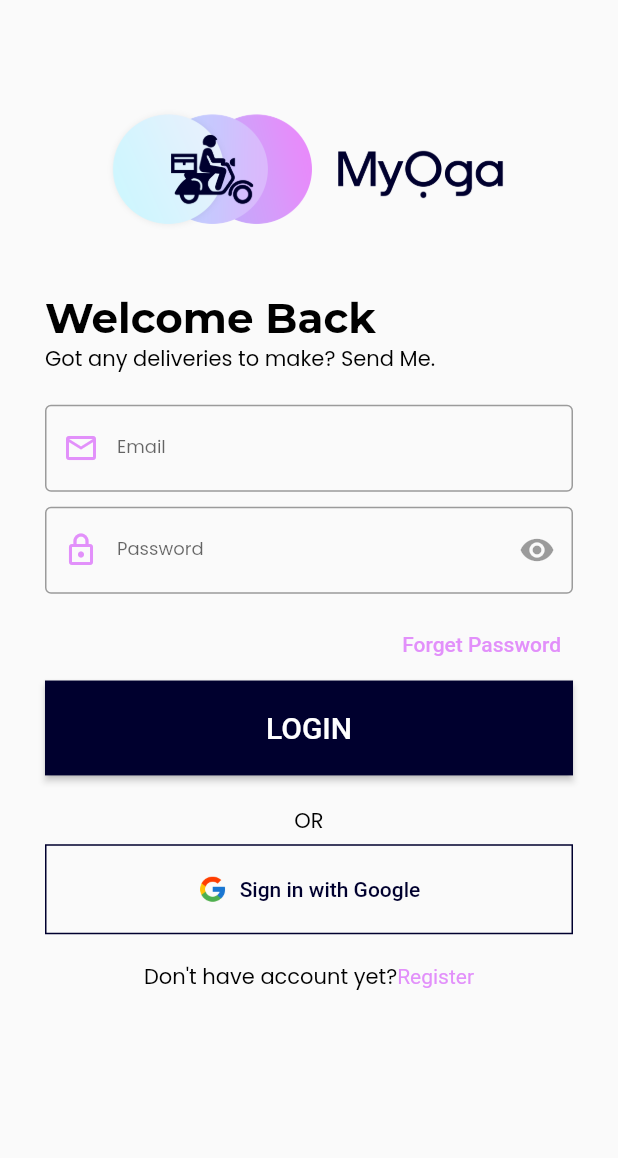
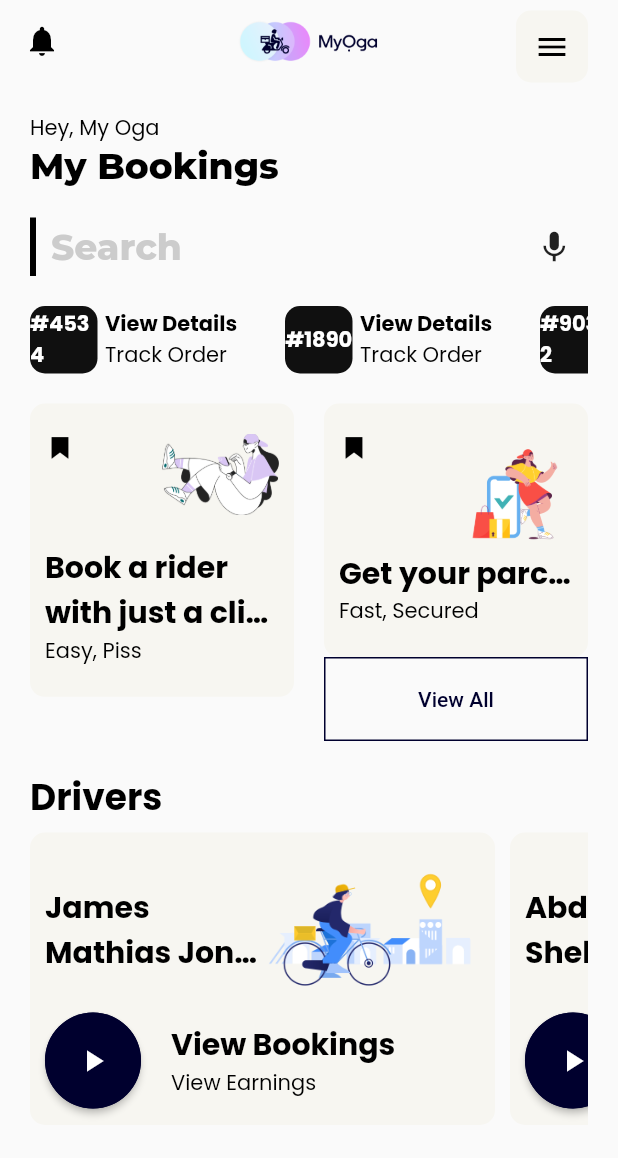
Before and after one commit to softontechsolution/myoga, a Flutter app: the LoginScreen screen opened directly, after a tap on "LOGIN", on a phone screen of 412 x 824 dp. Shown: the top 1158 px of the screen. Run offline on Flutter 3.47's test engine with Material 2 defaults, Android fonts, the phone set to English and light mode, and no system bars; our stand-ins replace cloud_firestore, firebase_auth, firebase_core, flutter_otp_text_field, get, google_fonts and 2 more; missing offline and left inert: otp_timer_button; accounts and stored records are empty.

Commit message:
Dashboard Screen Added

```diff
--- a/lib/constants/image_strings.dart
+++ b/lib/constants/image_strings.dart
@@ -14,3 +14,12 @@ const String moWelcomeLogo = "assets/images/myogaIcon3.png";
 //login Screen Image
 const String moGoogleLogo = "assets/icons/google.png";
 const String moLoginImage = "assets/images/myogaIcon1.png";
+
+//Banner Images
+const String moBannerOne = "assets/images/banner1.png";
+const String moBannerTwo = "assets/images/banner2.png";
+const String moBannerThree = "assets/images/banner3.png";
+const String moBannerFour = "assets/images/banner4.png";
+const String moBannerFive = "assets/images/banner5.png";
+const String moBannerSix = "assets/images/banner6.png";
+const String moBookmark = "assets/icons/bookmark.png";
--- /dev/null
+++ b/lib/services/models/dashboard/categories_model.dart
@@ -0,0 +1,18 @@
+import 'package:flutter/material.dart';
+
+class DashboardCategoriesModel{
+  final String title;
+  final String heading;
+  final String subheading;
+  final VoidCallback? onPress;
+
+  DashboardCategoriesModel(this.title, this.heading, this.subheading, this.onPress);
+
+  static List<DashboardCategoriesModel> list = [
+    DashboardCategoriesModel("#4534", "View Details", "Track Order", null),
+    DashboardCategoriesModel("#1890", "View Details", "Track Order", null),
+    DashboardCategoriesModel("#9032", "View Details", "Track Order", null),
+    DashboardCategoriesModel("#7689", "View Details", "Track Order", null),
+    DashboardCategoriesModel("#1246", "View Details", "Track Order", null),
+  ];
+}
--- /dev/null
+++ b/lib/services/models/dashboard/drivers_model.dart
@@ -0,0 +1,21 @@
+import 'package:flutter/material.dart';
+
+import '../../../constants/image_strings.dart';
+
+class DashboardDriversModel{
+  final String title;
+  final String heading;
+  final String subheading;
+  final VoidCallback? onPress;
+  final String image;
+
+  DashboardDriversModel(this.title, this.heading, this.subheading, this.onPress, this.image);
+
+  static List<DashboardDriversModel> list = [
+    DashboardDriversModel("James Mathias Jonah", "View Bookings", "View Earnings", null, moBannerThree),
+    DashboardDriversModel("Abdulsalam Shehu", "View Bookings", "View Earnings", null, moBannerFour),
+    DashboardDriversModel("Samson Mathew Samuel", "View Bookings", "View Earnings", null, moBannerFive),
+    DashboardDriversModel("Daniel Lawrence", "View Bookings", "View Earnings", null, moBannerSix),
+    DashboardDriversModel("Prince Emmanuel", "View Bookings", "View Earnings", null, moBannerTwo),
+  ];
+}
--- /dev/null
+++ b/lib/services/views/Dashboard/dashboard.dart
@@ -0,0 +1,50 @@
+import 'package:flutter/material.dart';
+import 'package:myoga/services/views/Dashboard/widget/appbar.dart';
+import 'package:myoga/services/views/Dashboard/widget/banner.dart';
+import 'package:myoga/services/views/Dashboard/widget/categories.dart';
+import 'package:myoga/services/views/Dashboard/widget/drivers.dart';
+import 'package:myoga/services/views/Dashboard/widget/search.dart';
+
+import '../../../constants/colors.dart';
+import '../../../constants/image_strings.dart';
+
+class Dashboard extends StatelessWidget {
+  const Dashboard({Key? key}) : super(key: key);
+
+  @override
+  Widget build(BuildContext context) {
+    final txtTheme = Theme
+        .of(context)
+        .textTheme;
+    return Scaffold(
+      appBar: const DashboardAppBar(),
+      body: SingleChildScrollView(
+        child: Container(
+          padding: const EdgeInsets.all(20.0),
+          child: Column(
+            crossAxisAlignment: CrossAxisAlignment.start,
+            children: [
+              Text("Hey, My Oga", style: txtTheme.bodyText2),
+              Text("My Bookings", style: txtTheme.headline2),
+              const SizedBox(height: 20.0),
+
+
+              DashboardSearchBox(txtTheme: txtTheme),
+              const SizedBox(height: 20.0),
+
+              DashboardCategories(txtTheme: txtTheme),
+              const SizedBox(height: 20.0),
+
+              DashboardBanners(txtTheme: txtTheme),
+              const SizedBox(height: 20.0),
+
+              Text("Drivers",
+                style: txtTheme.headline4?.apply(fontSizeFactor: 1.2),),
+              DashboardDrivers(txtTheme: txtTheme),
+            ],
+          ),
+        ),
+      ),
+    );
+  }
+}
--- /dev/null
+++ b/lib/services/views/Dashboard/widget/appbar.dart
@@ -0,0 +1,33 @@
+import 'package:flutter/material.dart';
+
+import '../../../../constants/colors.dart';
+import '../../../../constants/image_strings.dart';
+
+class DashboardAppBar extends StatelessWidget implements PreferredSizeWidget{
+  const DashboardAppBar({
+    Key? key,
+  }) : super(key: key);
+
+  @override
+  Widget build(BuildContext context) {
+    return AppBar(
+      leading: const Icon(Icons.notifications, color: Colors.black,),
+      title: const Image(image: AssetImage(moLoginImage), height: 40.0),
+      centerTitle: true,
+      elevation: 0,
+      backgroundColor: Colors.transparent,
+      actions: [
+        Container(
+          margin: const EdgeInsets.only(right: 20.0, top: 7.0),
+          decoration: BoxDecoration(
+              borderRadius: BorderRadius.circular(10.0), color: PCardBgColor),
+          child: IconButton(onPressed: () {}, icon: const Icon(Icons.menu)),
+        )
+      ],
+    );
+  }
+
+  @override
+  // TODO: implement preferredSize
+  Size get preferredSize => const Size.fromHeight(55.0);
+}
--- /dev/null
+++ b/lib/services/views/Dashboard/widget/banner.dart
@@ -0,0 +1,94 @@
+import 'package:flutter/material.dart';
+
+import '../../../../constants/colors.dart';
+import '../../../../constants/image_strings.dart';
+
+class DashboardBanners extends StatelessWidget {
+  const DashboardBanners({
+    Key? key,
+    required this.txtTheme,
+  }) : super(key: key);
+
+  final TextTheme txtTheme;
+
+  @override
+  Widget build(BuildContext context) {
+    return Row(
+      crossAxisAlignment: CrossAxisAlignment.start,
+      children: [
+        Expanded(
+          child: Container(
+            decoration: BoxDecoration(
+                borderRadius: BorderRadius.circular(10.0),
+                color: PCardBgColor),
+            padding: const EdgeInsets.symmetric(
+                horizontal: 10.0, vertical: 20.0),
+            child: Column(
+              crossAxisAlignment: CrossAxisAlignment.start,
+              children: [
+                Row(
+                  crossAxisAlignment: CrossAxisAlignment.start,
+                  mainAxisAlignment: MainAxisAlignment.spaceBetween,
+                  children: const [
+                    Flexible(child: Image(
+                      image: AssetImage(moBookmark), height: 20.0,)),
+                    Flexible(
+                        child: Image(image: AssetImage(moBannerOne))),
+                  ],
+                ),
+                const SizedBox(height: 20.0),
+                Text("Book a rider with just a click", style: txtTheme
+                    .headline4, maxLines: 2, overflow: TextOverflow
+                    .ellipsis,),
+                Text("Easy, Piss", style: txtTheme.bodyText2,
+                  maxLines: 1,
+                  overflow: TextOverflow.ellipsis,),
+              ],
+            ),
+          ),
+        ),
+        const SizedBox(width: 20.0),
+        Expanded(
+          child: Column(
+            children: [
+              Container(
+                decoration: BoxDecoration(borderRadius: BorderRadius
+                    .circular(10.0), color: PCardBgColor),
+                padding: const EdgeInsets.symmetric(
+                    horizontal: 10.0, vertical: 20),
+                child: Column(
+                  crossAxisAlignment: CrossAxisAlignment.start,
+                  children: [
+                    Row(
+                      crossAxisAlignment: CrossAxisAlignment.start,
+                      mainAxisAlignment: MainAxisAlignment
+                          .spaceBetween,
+                      children: const [
+                        Flexible(child: Image(
+                          image: AssetImage(moBookmark),
+                          height: 20.0,)),
+                        Flexible(child: Image(
+                            image: AssetImage(moBannerTwo))),
+                      ],
+                    ),
+                    Text("Get your parcel delivered",
+                      style: txtTheme.headline4,
+                      overflow: TextOverflow.ellipsis,),
+                    Text("Fast, Secured", style: txtTheme.bodyText2,
+                      overflow: TextOverflow.ellipsis,),
+                  ],
+                ),
+              ),
+              SizedBox(
+                width: double.infinity,
+                child: OutlinedButton(
+                    onPressed: () {}, child: const Text("View All")),
+              ),
+            ],
+          ),
+        ),
+
+      ],
+    );
+  }
+}
--- /dev/null
+++ b/lib/services/views/Dashboard/widget/categories.dart
@@ -0,0 +1,63 @@
+import 'package:flutter/material.dart';
+
+import '../../../../constants/colors.dart';
+import '../../../models/dashboard/categories_model.dart';
+
+class DashboardCategories extends StatelessWidget {
+  const DashboardCategories({
+    Key? key,
+    required this.txtTheme,
+  }) : super(key: key);
+
+  final TextTheme txtTheme;
+
+  @override
+  Widget build(BuildContext context) {
+    final list = DashboardCategoriesModel.list;
+    return SizedBox(
+      height: 45.0,
+      child: ListView.builder(
+        itemCount: list.length,
+        shrinkWrap: true,
+        scrollDirection: Axis.horizontal,
+        itemBuilder: (context, index) => GestureDetector(
+          onTap: list[index].onPress,
+          child: SizedBox(
+            width: 170.0,
+            height: 45.0,
+            child: Row(
+              children: [
+                Container(
+                  width: 45.0,
+                  height: 45.0,
+                  decoration: BoxDecoration(
+                      borderRadius: BorderRadius.circular(10.0),
+                      color: PDarkColor
+                  ),
+                  child: Center(
+                    child: Text(list[index].title,
+                      style: txtTheme.headline6?.apply(
+                          color: Colors.white),),
+                  ),
+                ),
+                const SizedBox(width: 5.0),
+                Flexible(
+                  child: Column(
+                    crossAxisAlignment: CrossAxisAlignment.start,
+                    mainAxisAlignment: MainAxisAlignment.center,
+                    children: [
+                      Text(list[index].heading, style: txtTheme.headline6,
+                        overflow: TextOverflow.ellipsis,),
+                      Text(list[index].subheading, style: txtTheme.bodyText2,
+                        overflow: TextOverflow.ellipsis,),
+                    ],
+                  ),
+                )
+              ],
+            ),
+          ),
+        ),
+      ),
+    );
+  }
+}
--- /dev/null
+++ b/lib/services/views/Dashboard/widget/drivers.dart
@@ -0,0 +1,76 @@
+import 'package:flutter/material.dart';
+
+import '../../../../constants/colors.dart';
+import '../../../../constants/image_strings.dart';
+import '../../../models/dashboard/drivers_model.dart';
+
+class DashboardDrivers extends StatelessWidget {
+  const DashboardDrivers({
+    Key? key,
+    required this.txtTheme,
+  }) : super(key: key);
+
+  final TextTheme txtTheme;
+
+  @override
+  Widget build(BuildContext context) {
+    final list = DashboardDriversModel.list;
+    return SizedBox(
+      height: 200.0,
+      child: ListView.builder(
+        itemCount: list.length,
+        shrinkWrap: true,
+        scrollDirection: Axis.horizontal,
+        itemBuilder: (context, index) => GestureDetector(
+          onTap: list[index].onPress,
+          child: SizedBox(
+            width: 320,
+            height: 200,
+            child: Padding(
+              padding: const EdgeInsets.only(right: 10.0, top: 5.0),
+              child: Container(
+                decoration: BoxDecoration(
+                    borderRadius: BorderRadius.circular(10.0),
+                    color: PCardBgColor),
+                padding: const EdgeInsets.all(10.0),
+                child: Column(
+                  crossAxisAlignment: CrossAxisAlignment.start,
+                  children: [
+                    Row(
+                      mainAxisAlignment: MainAxisAlignment.spaceBetween,
+                      children: [
+                        Flexible(child: Text(list[index].title,
+                            style: txtTheme.headline4,
+                            maxLines: 2,
+                            overflow: TextOverflow.ellipsis)),
+                        Flexible(child: Image(
+                            image: AssetImage(list[index].image), height: 110)),
+                      ],
+                    ),
+                    Row(
+                      children: [
+                        ElevatedButton(
+                          style: ElevatedButton.styleFrom(shape: const CircleBorder()),
+                          onPressed: () {},
+                          child: const Icon(Icons.play_arrow),
+                        ),
+                        const SizedBox(width: 20.0),
+                        Column(
+                          crossAxisAlignment: CrossAxisAlignment.start,
+                          children: [
+                            Text(list[index].heading, style: txtTheme.headline4, overflow: TextOverflow.ellipsis,),
+                            Text(list[index].subheading, style: txtTheme.bodyText2, overflow: TextOverflow.ellipsis,),
+                          ],
+                        )
+                      ],
+                    ),
+                  ],
+                ),
+              ),
+            ),
+          ),
+        ),
+      ),
+    );
+  }
+}
--- /dev/null
+++ b/lib/services/views/Dashboard/widget/search.dart
@@ -0,0 +1,28 @@
+import 'package:flutter/material.dart';
+
+class DashboardSearchBox extends StatelessWidget {
+  const DashboardSearchBox({
+    Key? key,
+    required this.txtTheme,
+  }) : super(key: key);
+
+  final TextTheme txtTheme;
+
+  @override
+  Widget build(BuildContext context) {
+    return Container(
+      decoration: const BoxDecoration(
+          border: Border(left: BorderSide(width: 4.0))),
+      padding: const EdgeInsets.symmetric(
+          horizontal: 10.0, vertical: 5.0),
+      child: Row(
+        mainAxisAlignment: MainAxisAlignment.spaceBetween,
+        children: [
+          Text("Search", style: txtTheme.headline2?.apply(
+              color: Colors.grey.withOpacity(0.5))),
+          const Icon(Icons.mic, size: 25.0,)
+        ],
+      ),
+    );
+  }
+}
--- a/lib/services/views/Login/login_form_widget.dart
+++ b/lib/services/views/Login/login_form_widget.dart
@@ -1,7 +1,10 @@
 import 'package:flutter/material.dart';
+import 'package:get/get.dart';
+import 'package:get/get_core/src/get_main.dart';
 
 import '../../../constants/colors.dart';
 import '../../../constants/texts_string.dart';
+import '../Dashboard/dashboard.dart';
 import '../Forget_Password/Forget_Password_Options/forget_password_btn_widget.dart';
 import '../Forget_Password/Forget_Password_Options/forget_password_model_bottom_sheet.dart';
 
@@ -51,7 +54,7 @@ class LoginForm extends StatelessWidget {
             ),
             SizedBox(
               width: double.infinity,
-              child: ElevatedButton(onPressed: (){},
+              child: ElevatedButton(onPressed: (){ Get.to(() => const Dashboard()); },
                   child: Text(moLogin.toUpperCase(), style: const TextStyle(fontSize: 20.0,),)
               ),
             ),
--- a/lib/services/views/Signup/signup_form_widget.dart
+++ b/lib/services/views/Signup/signup_form_widget.dart
@@ -1,6 +1,8 @@
 import 'package:flutter/material.dart';
+import 'package:get/get.dart';
 
 import '../../../constants/texts_string.dart';
+import '../Login/login_screen.dart';
 
 class SignupFormWidget extends StatelessWidget {
   const SignupFormWidget({
@@ -42,7 +44,7 @@ class SignupFormWidget extends StatelessWidget {
             SizedBox(
               width: double.infinity,
               child: ElevatedButton(
-                onPressed: () {},
+                onPressed: () { Get.to(() => const LoginScreen()); },
                 child: Text(moSignup.toUpperCase()),
               ),
             ),
```
Also changed, not shown: assets/icons/bookmark.png (added), assets/images/banner1.png (added), assets/images/banner2.png (added), assets/images/banner3.png (added), assets/images/banner4.png (added), assets/images/banner5.png (added), assets/images/banner6.png (added).
